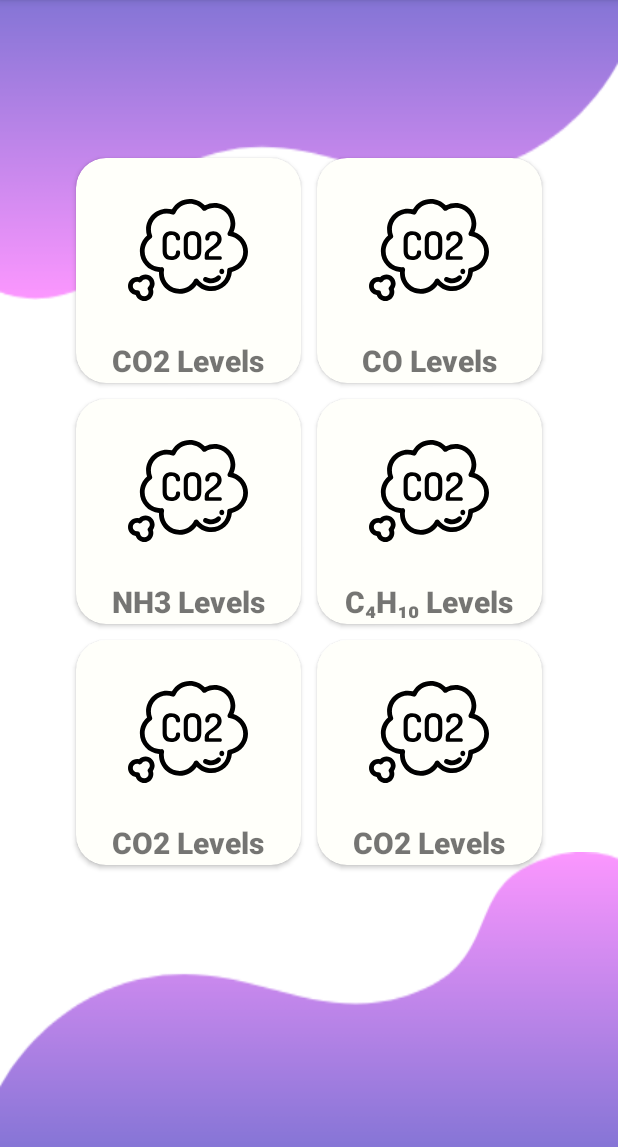
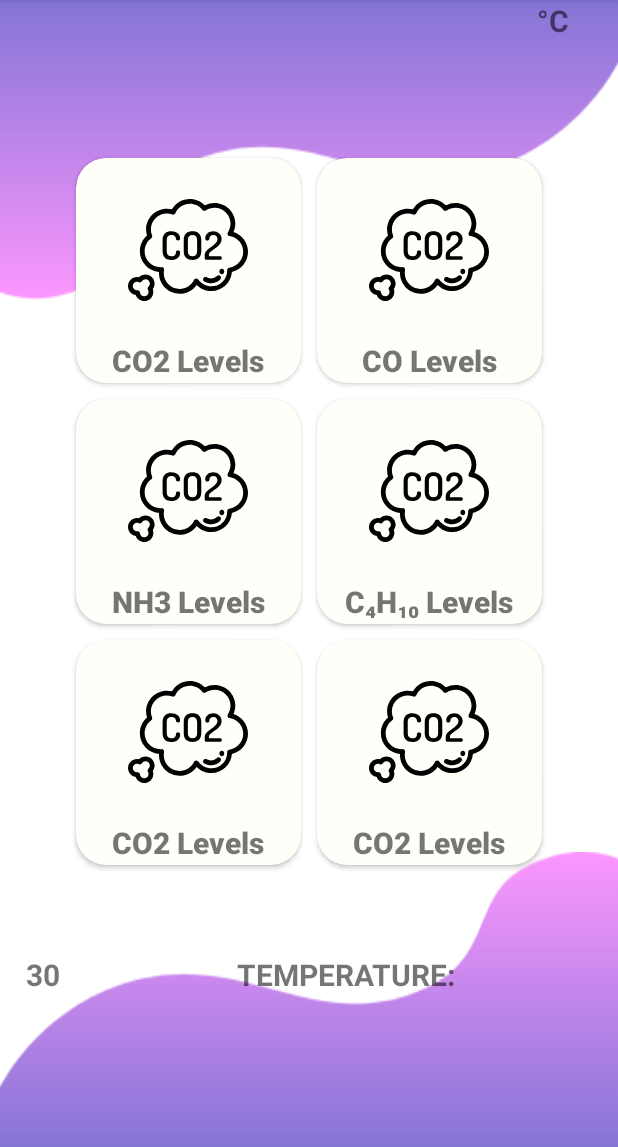
Before and after one commit to maskGDM/smartMask, an Android app: the fragment OptionsFragment shown on its own in the app's theme, on a phone screen of 412 x 824 dp, the part 84-1231 px from its top. Run offline under Robolectric (Android 15) with nearby library versions, the phone set to English and light mode, and no system bars; network calls fail.

Commit message:
arreglo x

```diff
--- a/SmartMask/app/src/main/res/layout/fragment_options.xml
+++ b/SmartMask/app/src/main/res/layout/fragment_options.xml
@@ -23,6 +23,7 @@
         android:background="@drawable/bottom_background"
         app:layout_constraintBottom_toBottomOf="parent"
         app:layout_constraintEnd_toEndOf="parent"
+        app:layout_constraintHorizontal_bias="0.0"
         app:layout_constraintStart_toStartOf="parent" />
 
     <LinearLayout
@@ -254,5 +255,42 @@
 
     </LinearLayout>
 
+    <TextView
+        android:id="@+id/textView5"
+        android:layout_width="153dp"
+        android:layout_height="33dp"
+        android:layout_marginTop="636dp"
+        android:text="TEMPERATURE:"
+        android:textSize="20sp"
+        android:textStyle="bold"
+        app:layout_constraintEnd_toEndOf="parent"
+        app:layout_constraintHorizontal_bias="0.612"
+        app:layout_constraintStart_toStartOf="parent"
+        app:layout_constraintTop_toTopOf="parent" />
+
+    <TextView
+        android:id="@+id/txtValueTemperature"
+        android:layout_width="40dp"
+        android:layout_height="32dp"
+        android:layout_marginTop="636dp"
+        android:autoText="false"
+        android:text="30"
+        android:textAlignment="textEnd"
+        android:textSize="20sp"
+        android:textStyle="bold"
+        app:layout_constraintTop_toTopOf="parent"
+        tools:layout_editor_absoluteX="311dp" />
+
+    <TextView
+        android:id="@+id/textView8"
+        android:layout_width="38dp"
+        android:layout_height="32dp"
+        android:layout_marginEnd="16dp"
+        android:text="°C"
+        android:textSize="20sp"
+        android:textStyle="bold"
+        app:layout_constraintEnd_toEndOf="parent"
+        tools:layout_editor_absoluteY="637dp" />
+
 
 </androidx.constraintlayout.widget.ConstraintLayout>
```
